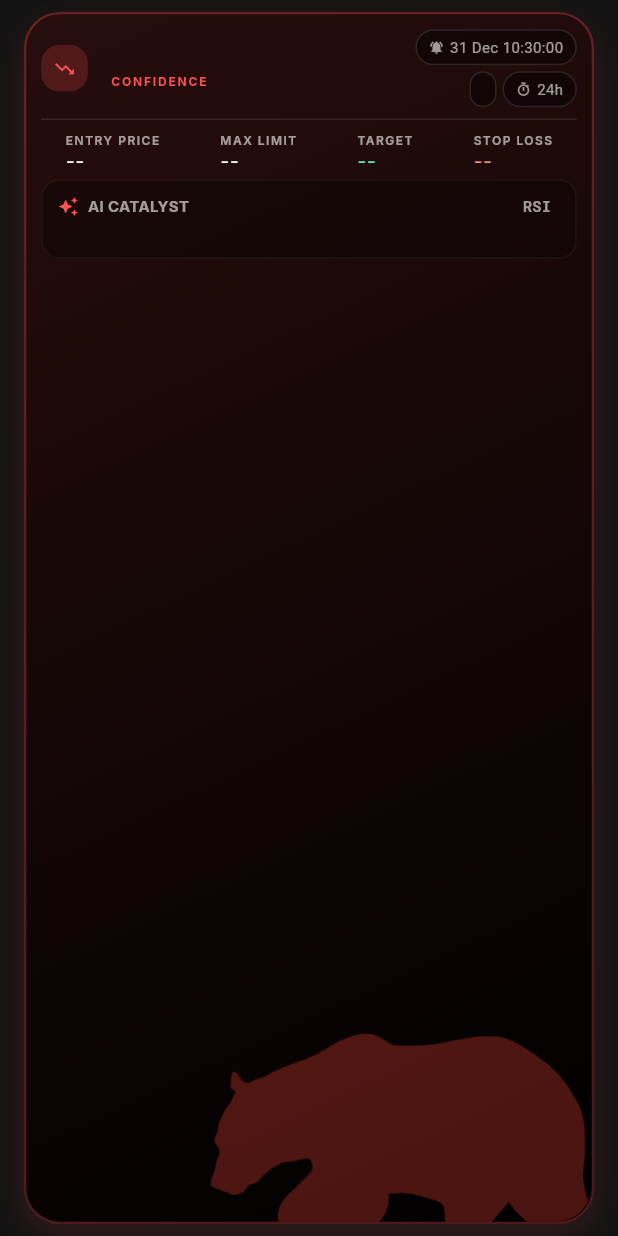
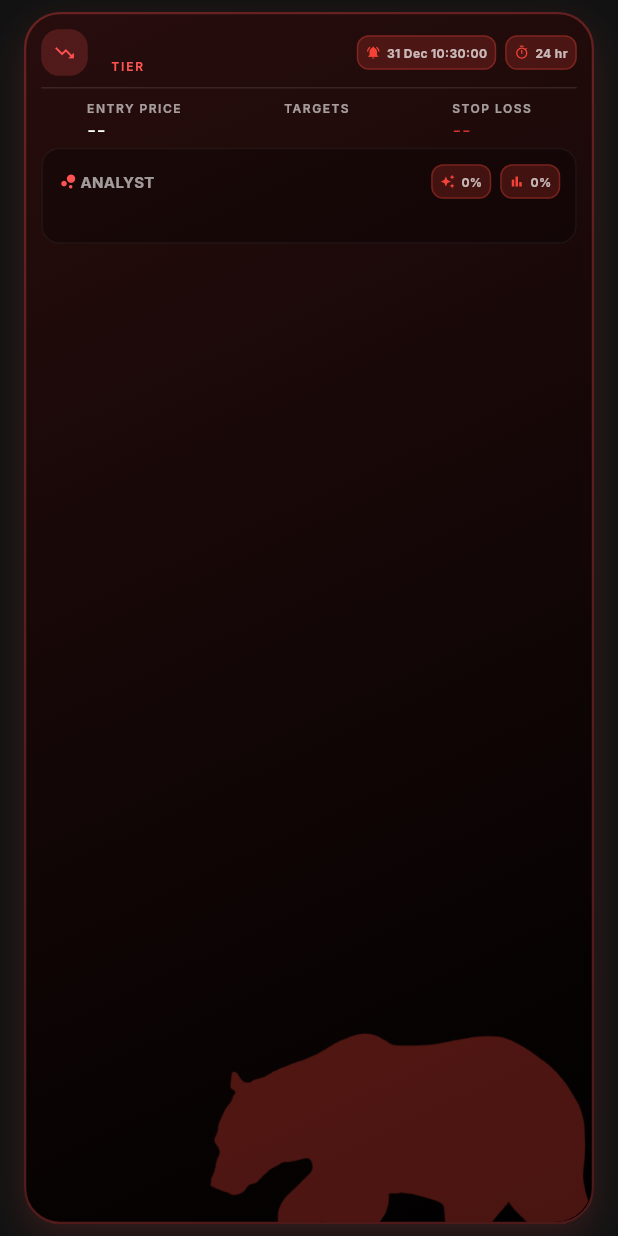
Before and after one commit to Mahakaleeswaran-R/stock_agent, a Flutter app: the TradeCard widget shown alone on an empty page, opened directly with empty values, on a phone screen of 412 x 824 dp. Run offline on Flutter 3.47's test engine with Material 3 defaults, Android fonts, the phone set to English and light mode, and no system bars; our stand-ins replace firebase_core, firebase_messaging, google_fonts, hive, hive_flutter, logger; accounts and stored records are empty.

Commit message:
version 2

```diff
--- a/lib/trade_card.dart
+++ b/lib/trade_card.dart
@@ -1,5 +1,4 @@
 import 'dart:async';
-import 'dart:convert';
 import 'package:flutter/material.dart';
 import 'package:google_fonts/google_fonts.dart';
 import 'package:intl/intl.dart';
@@ -9,11 +8,7 @@ class TradeCard extends StatefulWidget {
   final TradeSignal signal;
   final VoidCallback onDelete;
 
-  const TradeCard({
-    super.key,
-    required this.signal,
-    required this.onDelete,
-  });
+  const TradeCard({super.key, required this.signal, required this.onDelete});
 
   @override
   State<TradeCard> createState() => _TradeCardState();
@@ -22,29 +17,14 @@ class TradeCard extends StatefulWidget {
 class _TradeCardState extends State<TradeCard> {
   late Timer _timer;
   late Duration _timeLeft;
-  late double _limitPrice;
 
   @override
   void initState() {
     super.initState();
-    _parseDetails();
     _calculateTimeLeft();
     _timer = Timer.periodic(const Duration(minutes: 1), (timer) {
       _calculateTimeLeft();
     });
-  }
-
-  void _parseDetails() {
-    try {
-      if (widget.signal.fullJson.isNotEmpty) {
-        final data = jsonDecode(widget.signal.fullJson);
-        _limitPrice = data['limit_price']?.toDouble() ?? 0.0;
-      } else {
-        _limitPrice = 0.0;
-      }
-    } catch (e) {
-      _limitPrice = 0.0;
-    }
   }
 
   void _calculateTimeLeft() {
@@ -71,7 +51,9 @@ class _TradeCardState extends State<TradeCard> {
   @override
   Widget build(BuildContext context) {
     final isBuy = widget.signal.signal == 'BUY';
-    final formattedDate = DateFormat('dd MMM HH:mm:ss').format(widget.signal.timestamp);
+    final formattedDate = DateFormat(
+      'dd MMM HH:mm:ss',
+    ).format(widget.signal.timestamp);
     final hoursLeft = _timeLeft.inHours;
     final neonColor = isBuy ? const Color(0xFF00E676) : const Color(0xFFFF5252);
     final bgGradient = isBuy
@@ -93,7 +75,7 @@ class _TradeCardState extends State<TradeCard> {
             color: neonColor.withOpacity(0.15),
             blurRadius: 20,
             offset: const Offset(0, 8),
-          )
+          ),
         ],
       ),
       child: ClipRRect(
@@ -124,7 +106,6 @@ class _TradeCardState extends State<TradeCard> {
             Padding(
               padding: const EdgeInsets.all(10.0),
               child: Column(
-                crossAxisAlignment: CrossAxisAlignment.start,
                 children: [
                   Row(
                     mainAxisAlignment: MainAxisAlignment.spaceBetween,
@@ -137,7 +118,11 @@ class _TradeCardState extends State<TradeCard> {
                               color: neonColor.withOpacity(0.2),
                               borderRadius: BorderRadius.circular(12),
                             ),
-                            child: Icon(isBuy ? Icons.trending_up : Icons.trending_down, color: neonColor, size: 15),
+                            child: Icon(
+                              isBuy ? Icons.trending_up : Icons.trending_down,
+                              color: neonColor,
+                              size: 15,
+                            ),
                           ),
                           const SizedBox(width: 12),
                           Column(
@@ -157,7 +142,7 @@ class _TradeCardState extends State<TradeCard> {
                                 ],
                               ),
                               Text(
-                                "${widget.signal.tier} CONFIDENCE",
+                                "${widget.signal.tier} TIER",
                                 style: GoogleFonts.inter(
                                   color: neonColor,
                                   fontSize: 8,
@@ -169,85 +154,76 @@ class _TradeCardState extends State<TradeCard> {
                           ),
                         ],
                       ),
-                      Column(
+                      Row(
                         crossAxisAlignment: CrossAxisAlignment.end,
                         children: [
-                          Container(
-                            padding: const EdgeInsets.symmetric(horizontal: 8, vertical: 4),
-                            decoration: BoxDecoration(
-                              color: Colors.black45,
-                              borderRadius: BorderRadius.circular(20),
-                              border: Border.all(color: Colors.white12),
+                          _buildTitleBadge(
+                            formattedDate,
+                            Icons.notifications_on,
+                            isBuy,
                           ),
-                            child: Row(
-                              mainAxisSize: MainAxisSize.min,
-                              children: [
-                                const Icon(Icons.notifications_on, color: Colors.white60, size: 10),
-                                const SizedBox(width: 4),
-                                Text(
-                                  formattedDate,
-                                  style: const TextStyle(color: Colors.white60, fontSize: 10),
-                                ),
-                              ],
-                            ),
-                          ),
-                          const SizedBox(height: 4),
-                          Row(
-                            children: [
-                              Container(
-                                padding: const EdgeInsets.symmetric(horizontal: 8, vertical: 4),
-                                decoration: BoxDecoration(
-                                  color: Colors.black45,
-                                  borderRadius: BorderRadius.circular(20),
-                                  border: Border.all(color: Colors.white12),
-                                ),
-                                child:  Text(
-                                    widget.signal.source,
-                                    style: TextStyle(
-                                      fontSize: 10,
-                                      color: Colors.white60,
-                                    ),
-                                  ),
-                              ),
-                              const SizedBox(width: 4),
-                              Container(
-                                padding: const EdgeInsets.symmetric(horizontal: 8, vertical: 4),
-                                decoration: BoxDecoration(
-                                  color: Colors.black45,
-                                  borderRadius: BorderRadius.circular(20),
-                                  border: Border.all(color: Colors.white12),
-                                ),
-                                child: Row(
-                                  mainAxisSize: MainAxisSize.min,
-                                  children: [
-                                    const Icon(Icons.timer_outlined, color: Colors.white60, size: 10),
-                                    const SizedBox(width: 4),
-                                    Text(
-                                      "${hoursLeft}h",
-                                      style: const TextStyle(color: Colors.white60, fontSize: 10),
-                                    ),
-                                  ],
-                                ),
+                          const SizedBox(width: 6),
+                          _buildTitleBadge(
+                            "${hoursLeft} hr",
+                            Icons.timer_outlined,
+                            isBuy,
                           ),
                         ],
                       ),
                     ],
                   ),
-                    ],
-                  ),
-
                   Divider(color: Colors.white.withOpacity(0.1)),
                   Row(
                     mainAxisAlignment: MainAxisAlignment.spaceEvenly,
-                    crossAxisAlignment: CrossAxisAlignment.center,
+                    crossAxisAlignment: CrossAxisAlignment.start,
                     children: [
-                      _buildDataPoint("ENTRY PRICE", widget.signal.entry, Colors.white),
+                      _buildDataPoint(
+                        "ENTRY PRICE",
+                        widget.signal.entry,
+                        Colors.white,
+                      ),
                       const SizedBox(width: 8),
-                      _buildDataPoint("MAX LIMIT", _limitPrice, Colors.white),
+                      Column(
+                        children: [
+                          Text(
+                            "TARGETS",
+                            style: GoogleFonts.inter(
+                              color: Colors.white60,
+                              fontSize: 8,
+                              fontWeight: FontWeight.w600,
+                              letterSpacing: 1,
+                            ),
+                          ),
+                          Row(
+                            mainAxisAlignment: MainAxisAlignment.spaceBetween,
+                            children: [
+                              _buildTarget(
+                                widget.signal.t1,
+                                widget.signal.entry,
+                                isBuy,
+                              ),
                               const SizedBox(width: 8),
-                      _buildDataPoint("TARGET", widget.signal.target, const Color(0xFF69F0AE)),
+                              _buildTarget(
+                                widget.signal.t2,
+                                widget.signal.entry,
+                                isBuy,
+                              ),
                               const SizedBox(width: 8),
-                      _buildDataPoint("STOP LOSS", widget.signal.stopLoss, const Color(0xFFFF8A80)),
+                              _buildTarget(
+                                widget.signal.t3,
+                                widget.signal.entry,
+                                isBuy,
+                              ),
+                            ],
+                          ),
+                        ],
+                      ),
+                      const SizedBox(width: 8),
+                      _buildDataPoint(
+                        "STOP LOSS",
+                        widget.signal.stopLoss,
+                        Colors.red.shade700,
+                      ),
                     ],
                   ),
                   const SizedBox(height: 5),
@@ -263,26 +239,102 @@ class _TradeCardState extends State<TradeCard> {
                       crossAxisAlignment: CrossAxisAlignment.start,
                       children: [
                         Row(
+                          mainAxisAlignment: MainAxisAlignment.spaceBetween,
                           children: [
-                            Icon(Icons.auto_awesome, color: neonColor, size: 14),
-                            const SizedBox(width: 6),
+                            Row(
+                              children: [
+                                Icon(
+                                  Icons.bubble_chart,
+                                  color: neonColor,
+                                  size: 14,
+                                ),
+                                const SizedBox(width: 1),
                                 Text(
-                              "AI CATALYST",
-                              style: GoogleFonts.inter(color: Colors.white60, fontSize: 10, fontWeight: FontWeight.bold),
+                                  "ANALYST",
+                                  style: GoogleFonts.inter(
+                                    color: Colors.white60,
+                                    fontSize: 10,
+                                    fontWeight: FontWeight.bold,
                                   ),
-                            const Spacer(),
-                            Text(
-                              "RSI ${widget.signal.rsi}",
-                              style: GoogleFonts.robotoMono(color: Colors.white60, fontSize: 10, fontWeight: FontWeight.bold),
                                 ),
                               ],
                             ),
-                        const SizedBox(height: 3),
-                        Text(
+                            Row(
+                              children: [
+                                _buildConfidenceBadge(
+                                  widget.signal.aiConfidence,
+                                  Icons.auto_awesome,
+                                  isBuy,
+                                ),
+                                const SizedBox(width: 6),
+                                _buildConfidenceBadge(
+                                  widget.signal.techConfidence,
+                                  Icons.bar_chart,
+                                  isBuy,
+                                ),
+                              ],
+                            ),
+                          ],
+                        ),
+                        const SizedBox(height: 5),
+                        Container(
+                          width: double.infinity,
+                          child: Column(
+                            crossAxisAlignment: CrossAxisAlignment.start,
+                            children: [
+                              Row(
+                                children: [
+                                  Expanded(
+                                    child: Text(
                                       widget.signal.reason,
-                          style: GoogleFonts.inter(color: Colors.white, fontSize: 10, height: 1.4, letterSpacing: 0.5),
+                                      style: GoogleFonts.inter(
+                                        color: Colors.white,
+                                        fontSize: 10,
+                                        fontWeight: FontWeight.w600,
+                                      ),
                                       maxLines: 2,
                                       overflow: TextOverflow.ellipsis,
+                                    ),
+                                  ),
+                                ],
+                              ),
+                              if (widget.signal.pdfSummary.isNotEmpty) ...[
+                                const SizedBox(height: 5),
+                                ...widget.signal.pdfSummary
+                                    .take(3)
+                                    .map(
+                                      (point) => Padding(
+                                        padding: const EdgeInsets.only(
+                                          bottom: 4,
+                                        ),
+                                        child: Row(
+                                          crossAxisAlignment:
+                                              CrossAxisAlignment.start,
+                                          children: [
+                                            const Text(
+                                              "• ",
+                                              style: TextStyle(
+                                                color: Colors.white70,
+                                                fontSize: 10,
+                                              ),
+                                            ),
+                                            Expanded(
+                                              child: Text(
+                                                point,
+                                                style: GoogleFonts.inter(
+                                                  color: Colors.white70,
+                                                  fontSize: 10,
+                                                  height: 1.3,
+                                                ),
+                                              ),
+                                            ),
+                                          ],
+                                        ),
+                                      ),
+                                    ),
+                              ],
+                            ],
+                          ),
                         ),
                       ],
                     ),
@@ -297,7 +349,10 @@ class _TradeCardState extends State<TradeCard> {
   }
 
   Widget _buildDataPoint(String label, double value, Color color) {
-    final currencyFormat = NumberFormat.simpleCurrency(name: 'INR', decimalDigits: 2);
+    final currencyFormat = NumberFormat.simpleCurrency(
+      name: 'INR',
+      decimalDigits: 2,
+    );
     return Column(
       crossAxisAlignment: CrossAxisAlignment.start,
       children: [
@@ -322,4 +377,77 @@ class _TradeCardState extends State<TradeCard> {
       ],
     );
   }
+
+  Widget _buildConfidenceBadge(double value, IconData icon, bool isBuy) {
+    final color = isBuy ? Colors.green : Colors.red;
+    return Container(
+      padding: const EdgeInsets.all(5),
+      decoration: BoxDecoration(
+        color: color.withOpacity(0.2),
+        borderRadius: BorderRadius.circular(8),
+        border: Border.all(color: color.withOpacity(0.3)),
+      ),
+      child: Row(
+        children: [
+          Icon(icon, color: color, size: 10),
+          const SizedBox(width: 4),
+          Text(
+            "${(value * 100).toInt()}%",
+            style: GoogleFonts.inter(
+              color: Colors.white70,
+              fontSize: 8,
+              fontWeight: FontWeight.bold,
+            ),
+          ),
+        ],
+      ),
+    );
   }
+
+  Widget _buildTitleBadge(String value, IconData icon, bool isBuy) {
+    final color = isBuy ? Colors.green : Colors.red;
+    return Container(
+      padding: const EdgeInsets.all(5),
+      decoration: BoxDecoration(
+        color: color.withOpacity(0.2),
+        borderRadius: BorderRadius.circular(8),
+        border: Border.all(color: color.withOpacity(0.3)),
+      ),
+      child: Row(
+        children: [
+          Icon(icon, color: color, size: 10),
+          const SizedBox(width: 4),
+          Text(
+            value,
+            style: GoogleFonts.inter(
+              color: Colors.white70,
+              fontSize: 8,
+              fontWeight: FontWeight.bold,
+            ),
+          ),
+        ],
+      ),
+    );
+  }
+
+  Widget _buildTarget(double val, double entry, bool isBuy) {
+    if (val == 0) return const SizedBox();
+    final pct = entry > 0 ? ((val - entry) / entry * 100).abs() : 0.0;
+    return Column(
+      children: [
+        Text(
+          val.toStringAsFixed(2),
+          style: GoogleFonts.robotoMono(
+            color: Colors.green,
+            fontSize: 10,
+            fontWeight: FontWeight.bold,
+          ),
+        ),
+        Text(
+          "${pct.toStringAsFixed(1)}%",
+          style: GoogleFonts.inter(color: Colors.white38, fontSize: 10),
+        ),
+      ],
+    );
+  }
+}
--- a/lib/trade_signal.dart
+++ b/lib/trade_signal.dart
@@ -1,9 +1,10 @@
+import 'dart:convert';
 import 'package:hive/hive.dart';
+
 part 'trade_signal.g.dart';
 
 @HiveType(typeId: 0)
 class TradeSignal extends HiveObject {
-
   @HiveField(0)
   final String symbol;
 
@@ -37,6 +38,27 @@ class TradeSignal extends HiveObject {
   @HiveField(10)
   final String fullJson;
 
+  @HiveField(11)
+  final double aiConfidence;
+
+  @HiveField(12)
+  final double techConfidence;
+
+  @HiveField(13)
+  final double t1;
+
+  @HiveField(14)
+  final double t2;
+
+  @HiveField(15)
+  final double t3;
+
+  @HiveField(16)
+  final int qty;
+
+  @HiveField(17)
+  final List<String> pdfSummary;
+
   TradeSignal({
     required this.symbol,
     required this.signal,
@@ -49,25 +71,51 @@ class TradeSignal extends HiveObject {
     required this.timestamp,
     required this.source,
     required this.fullJson,
+    this.aiConfidence = 0.0,
+    this.techConfidence = 0.0,
+    this.t1 = 0.0,
+    this.t2 = 0.0,
+    this.t3 = 0.0,
+    this.qty = 0,
+    this.pdfSummary = const [],
   });
 
+  factory TradeSignal.fromJson(Map<String, dynamic> json) {
+    List<String> parseSummary(dynamic val) {
+      try {
+        if (val == null) return [];
+        if (val is List) return List<String>.from(val);
+        if (val is String) {
+          final decoded = jsonDecode(val);
+          return List<String>.from(decoded);
+        }
+        return [];
+      } catch (e) {
+        return [];
+      }
+    }
 
-  factory TradeSignal.fromJson(Map<String, dynamic> json) {
     return TradeSignal(
       symbol: json['symbol'] ?? 'UNKNOWN',
-      signal: json['signal'] ?? 'ALERT',
+      signal: json['side'] ?? (json['signal'] ?? 'ALERT'),
       tier: json['tier'] ?? 'MODERATE',
       entry: double.tryParse(json['entry'].toString()) ?? 0.0,
       stopLoss: double.tryParse(json['stop_loss'].toString()) ?? 0.0,
-      target: double.tryParse(json['take_profit'].toString()) ?? 0.0,
-      reason: json['reason'] ?? 'Technical Signal',
-      rsi: json['rsi'] ?? '50',
+      target: double.tryParse(json['t1'].toString()) ?? 0.0,
+      reason: json['catalyst'] ?? (json['reason'] ?? 'Technical Signal'),
+      rsi: json['rsi'] ?? '0',
       timestamp: DateTime.tryParse(json['timestamp'] ?? '') ?? DateTime.now(),
-      source: json['source'] ?? 'SRC_ERR',
-      fullJson: json['full_json'] ?? '{}',
+      source: json['source'] ?? 'AI_BOT',
+      fullJson: jsonEncode(json),
+      aiConfidence: double.tryParse(json['ai_conf'].toString()) ?? 0.0,
+      techConfidence: double.tryParse(json['tech_conf'].toString()) ?? 0.0,
+      t1: double.tryParse(json['t1'].toString()) ?? 0.0,
+      t2: double.tryParse(json['t2'].toString()) ?? 0.0,
+      t3: double.tryParse(json['t3'].toString()) ?? 0.0,
+      qty: int.tryParse(json['qty'].toString()) ?? 0,
+      pdfSummary: parseSummary(json['pdf_summary']),
     );
   }
-
 
   bool get isExpired {
     final expiry = timestamp.add(const Duration(hours: 24));
```
Also changed, not shown: lib/trade_signal.g.dart. Lines whose indentation alone changed are shown as unchanged.
